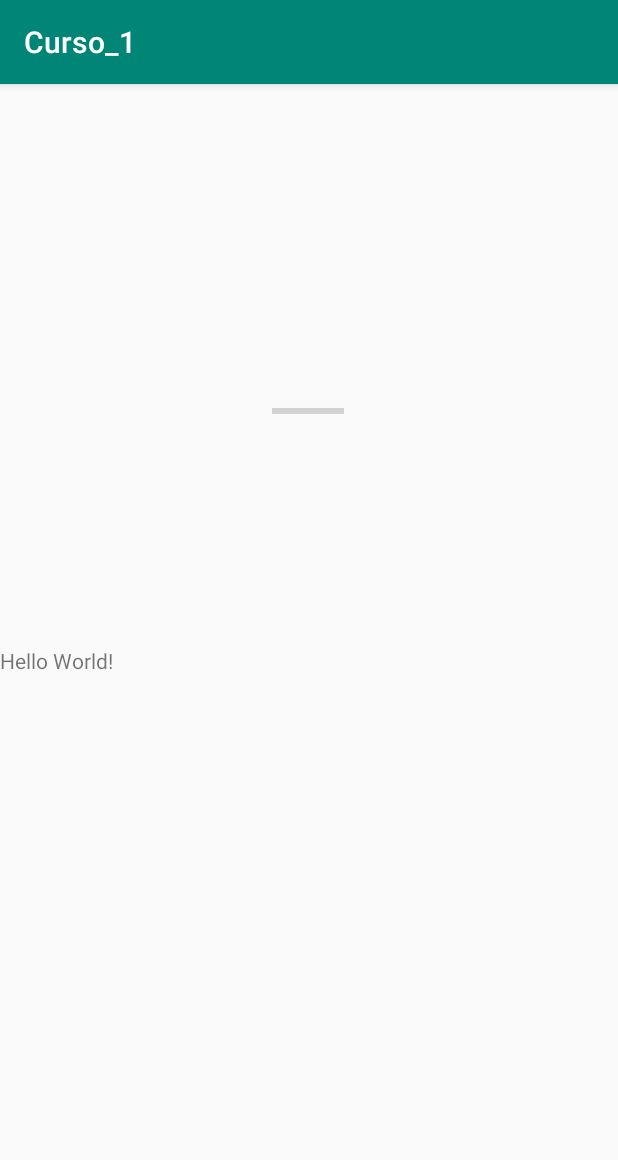
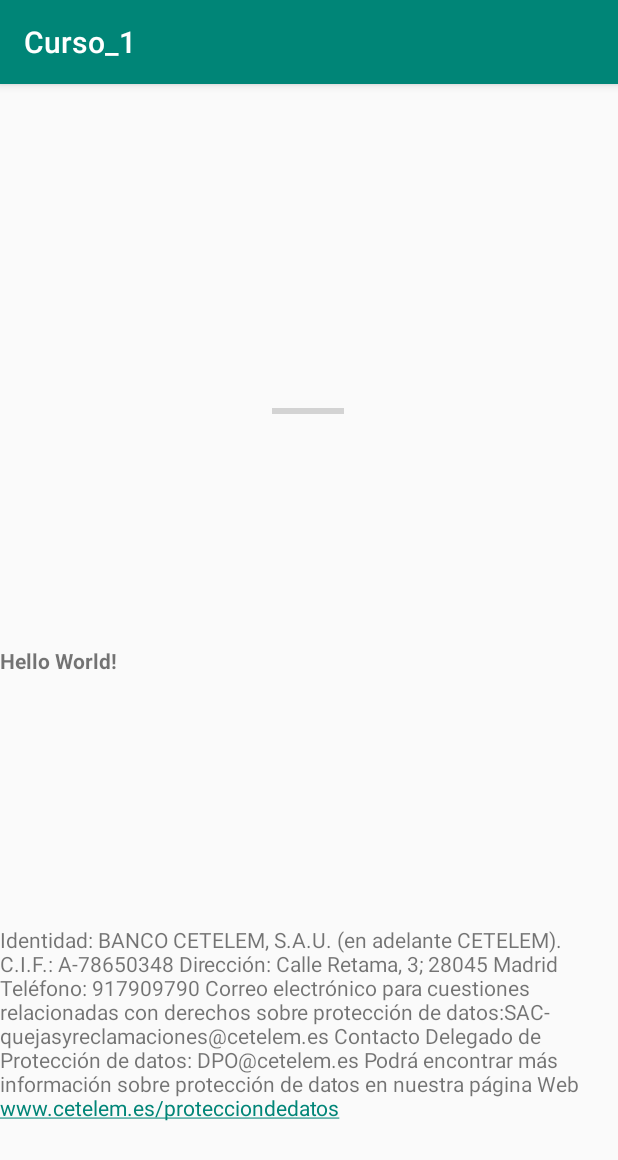
Before and after one commit to asanchezf/Curso_Kotlin, an Android app: the screen it shows after launch (MainActivity), on a phone screen of 412 x 824 dp. Shown: the top 1160 px of the screen. Run offline under Robolectric (Android 15) with nearby library versions, the phone set to English and light mode, and no system bars.

```diff
--- a/app/src/main/res/layout/activity_main.xml
+++ b/app/src/main/res/layout/activity_main.xml
@@ -10,7 +10,7 @@
         android:id="@+id/textView"
         android:layout_width="match_parent"
         android:layout_height="wrap_content"
-        android:text="Hello World!"
+        android:text="@string/text"
         app:layout_constraintBottom_toBottomOf="parent"
         app:layout_constraintLeft_toLeftOf="parent"
         app:layout_constraintRight_toRightOf="parent"
@@ -30,4 +30,17 @@
         app:layout_constraintTop_toTopOf="parent"
         app:layout_constraintVertical_bias="0.147" />
 
+    <TextView
+        android:id="@+id/txtformato"
+        android:layout_width="wrap_content"
+        android:layout_height="wrap_content"
+        android:layout_marginBottom="76dp"
+        android:text="@string/formato"
+        android:autoLink="web"
+        android:textColorLink="@color/colorPrimary"
+        app:layout_constraintBottom_toBottomOf="parent"
+        app:layout_constraintEnd_toEndOf="parent"
+        app:layout_constraintHorizontal_bias="0.0"
+        app:layout_constraintStart_toStartOf="parent" />
+
 </androidx.constraintlayout.widget.ConstraintLayout>
--- a/app/src/main/res/values/strings.xml
+++ b/app/src/main/res/values/strings.xml
@@ -1,3 +1,17 @@
 <resources>
     <string name="app_name">Curso_1</string>
+    <string name="text"><b>Hello World!</b></string>
+    <string name="formato"> Identidad: BANCO CETELEM, S.A.U. (en adelante CETELEM).\n
+C.I.F.: A-78650348\n
+Dirección: Calle Retama, 3; 28045 Madrid\n
+Teléfono: 917909790\n
+Correo electrónico para cuestiones relacionadas con derechos sobre protección de \n
+        datos:SAC- quejasyreclamaciones@cetelem.es  \n\n
+
+Contacto Delegado de Protección de datos: DPO@cetelem.es\n\n
+
+    Podrá encontrar más información sobre protección de datos en nuestra \n
+        página Web\n
+        www.cetelem.es/protecciondedatos
+    </string>
 </resources>
```
Also changed, not shown: app/src/main/java/com/antonio/curso_1/MainActivity.kt (+55 -0 lines).
